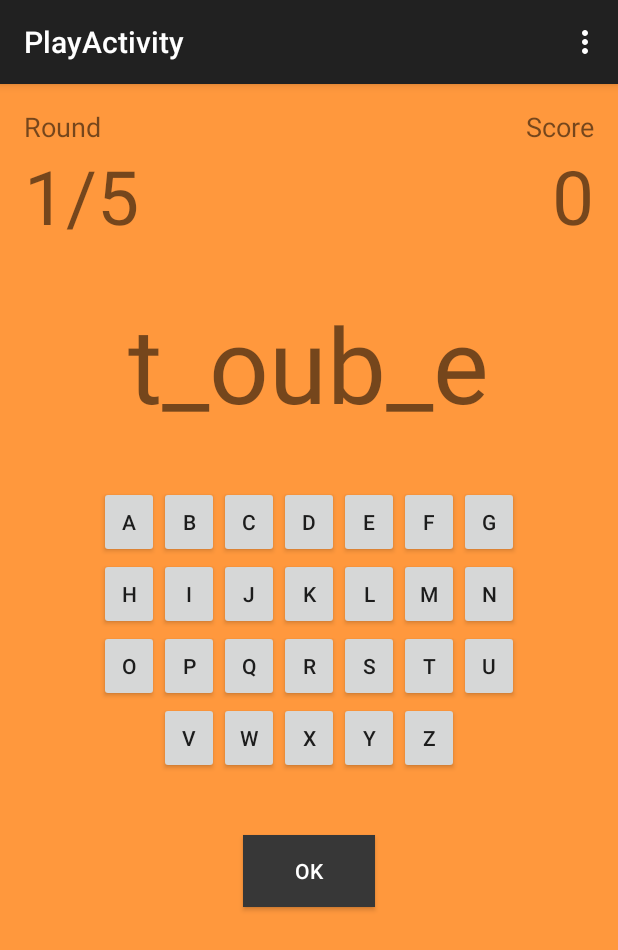
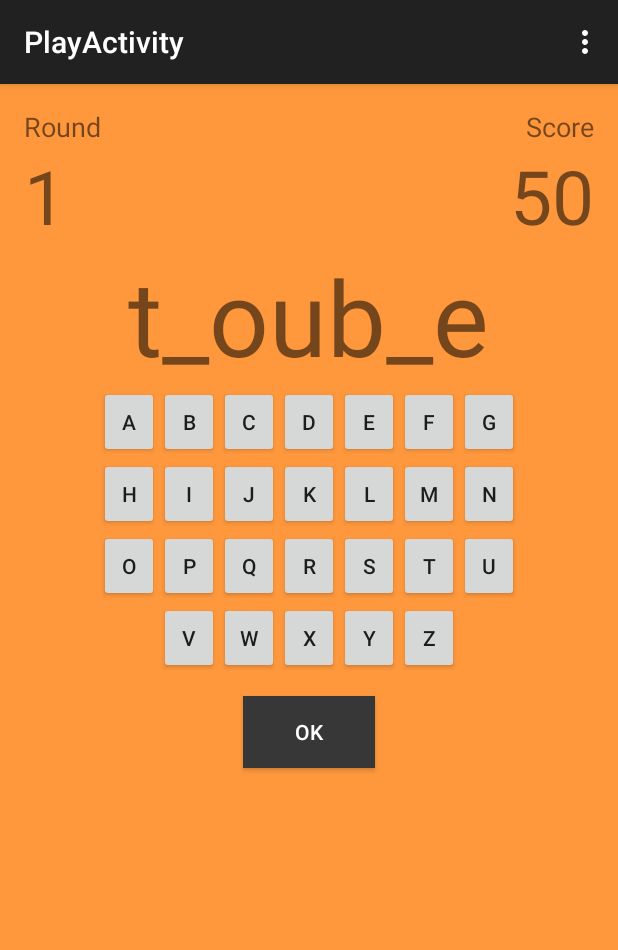
Before and after one commit to mintmymelo/YOU, an Android app: the screen it shows after launch (PlayActivity), after a tap on "PLAY", on a phone screen of 412 x 824 dp. Shown: the top 950 px of the screen. Run offline under Robolectric (Android 15) with nearby library versions, the phone set to English and light mode, and no system bars.

```diff
--- a/app/src/main/java/com/example/penpitcha/you/GameDBHelper.java
+++ b/app/src/main/java/com/example/penpitcha/you/GameDBHelper.java
@@ -29,7 +29,7 @@ public class GameDBHelper extends SQLiteOpenHelper {
         sql = "CREATE TABLE scoreboard ( " +
                 "_id integer primary key autoincrement," +
                 "name text not null," +             // e.g. Bgcomedian
-                "score text not null ," +           // e.g.15
+                "score integer not null ," +           // e.g.15
                 "level text not null);";         // easy,medium,hard
         db.execSQL(sql);
 
--- a/app/src/main/java/com/example/penpitcha/you/MainActivity.java
+++ b/app/src/main/java/com/example/penpitcha/you/MainActivity.java
@@ -1,14 +1,21 @@
 package com.example.penpitcha.you;
 
+import android.content.ContentValues;
 import android.content.Intent;
+import android.database.sqlite.SQLiteDatabase;
 import android.support.v7.app.ActionBarActivity;
 import android.os.Bundle;
 import android.view.Menu;
 import android.view.MenuItem;
 import android.view.View;
+import android.widget.EditText;
+import android.widget.RadioGroup;
 
 
 public class MainActivity extends ActionBarActivity {
+
+    SQLiteDatabase db;
+    GameDBHelper helper = new GameDBHelper(this);
 
     @Override
     protected void onCreate(Bundle savedInstanceState) {
@@ -22,7 +29,33 @@ public class MainActivity extends ActionBarActivity {
 
         switch(id) {
             case R.id.btPlay:
+
+                EditText etName = (EditText) findViewById(R.id.etName);
+                String name = etName.getText().toString();
+
+                RadioGroup rLevel = (RadioGroup)findViewById(R.id.rbtLevel);
+                int level = rLevel.getCheckedRadioButtonId();
+
+                String levelName;
+
+                if(level == 1) {
+                    levelName = "easy";
+                }else if(level == 2){
+                    levelName = "medium";
+                }else{
+                    levelName = "hard";
+                }
+
+                db = helper.getWritableDatabase();
+                ContentValues r = new ContentValues();
+                r.put("name", name);
+                r.put("score", 50);
+                r.put("level", levelName);
+                long new_id = db.insert("scoreboard", null, r);
+
                 i = new Intent(this, PlayActivity.class);
+                //i.putExtra("playerID", new_id);
+                //i.putExtra("playerLevel", levelName);
                 startActivity(i);
                 break;
 
--- a/app/src/main/java/com/example/penpitcha/you/PlayActivity.java
+++ b/app/src/main/java/com/example/penpitcha/you/PlayActivity.java
@@ -28,27 +28,77 @@ public class PlayActivity extends ActionBarActivity {
     GameDBHelper helper;
     SimpleCursorAdapter adapter;
     Cursor cursor;
+    String playID;
+    String playLevel;
+    SQLiteDatabase db;
+    int score = 50;
+    int n = 1;
+
+    String word;
+    String question;
+
+    TextView tvRV;
+    TextView tvQ;
+    TextView tvSV;
+
+    String newQ;
+    int newScore;
+
 
     @Override
     protected void onCreate(Bundle savedInstanceState) {
         super.onCreate(savedInstanceState);
         setContentView(R.layout.activity_play);
 
+        tvRV = (TextView)findViewById(R.id.tvRoundValue);
+        tvRV.setText(Integer.toString(n));
 
         helper = new GameDBHelper(this);
 
-        SQLiteDatabase db = helper.getReadableDatabase();
+        db = helper.getReadableDatabase();
         cursor = db.rawQuery("SELECT word, question FROM vocabulary WHERE level=?;", new String[] {"easy"});
 
-        cursor.moveToFirst();
-        String word = cursor.getString(cursor.getColumnIndex("word"));
-        String question = cursor.getString(cursor.getColumnIndex("question"));
+        cursor.moveToFirst(); //get the first row
 
-        int i = word.indexOf('a');
-        question = question.substring(0,i) + word.charAt(i) + question.substring(i+1);
+        word = cursor.getString(cursor.getColumnIndex("word"));
+        question = cursor.getString(cursor.getColumnIndex("question"));
 
-        TextView tvQ = (TextView)findViewById(R.id.tvQuestion);
+        tvQ = (TextView)findViewById(R.id.tvQuestion);
         tvQ.setText(question);
+        tvSV = (TextView)findViewById(R.id.tvScoreValue);
+        tvSV.setText(Integer.toString(score));
+
+    }
+
+    private void loadActivity(String newQ, int newScore){
+        // Get the intent used to create this activity
+        //Intent i = this.getIntent();
+        // Get a string value named "value1"
+        //playID = it.getStringExtra("playerID");
+        //playLevel = it.getStringExtra("playerLevel");
+
+
+
+        tvQ.setText(newQ);
+
+        tvSV.setText(Integer.toString(newScore));
+    }
+
+    public String searchAndReplace(String word, String question, Character xxx){
+        int indexLetter = word.indexOf(xxx);
+        int indexSpace = question.indexOf('_');
+
+        if(indexLetter == -1){
+            newScore = score--;
+        }else{
+            if(indexLetter != indexSpace){
+                newScore = score--;
+            }else{
+                question = question.substring(0,indexLetter) + word.charAt(indexLetter) + question.substring(indexLetter+1);
+            }
+        }
+
+        return question;
     }
 
 
@@ -57,16 +107,24 @@ public class PlayActivity extends ActionBarActivity {
         Intent i;
 
         switch(id) {
-            case R.id.btOK:
+            case R.id.btA:
 
-                for(int n = 1 ; n<=5 ; n++) {
-
-
-                }
+                newQ = searchAndReplace(word,question,'A');
+                loadActivity(newQ,newScore);
 
                 break;
 
+            case R.id.btR:
+
+                newQ = searchAndReplace(word,question,'R');
+                loadActivity(newQ,newScore);
+
+                break;
         }
+    }
+
+    public void finishPlay(){
+
     }
 
     @Override
--- a/app/src/main/res/layout/activity_main.xml
+++ b/app/src/main/res/layout/activity_main.xml
@@ -36,7 +36,7 @@
     <EditText
         android:layout_width="fill_parent"
         android:layout_height="wrap_content"
-        android:id="@+id/editText"
+        android:id="@+id/etName"
         android:background="#fffeff8e"
         android:textSize="33dp"
         android:layout_below="@+id/textView2"
@@ -49,7 +49,7 @@
         android:layout_height="wrap_content"
         android:layout_marginTop="40dp"
         android:id="@+id/linearLayout"
-        android:layout_below="@+id/editText"
+        android:layout_below="@+id/etName"
         android:layout_alignParentStart="true">
 
         <LinearLayout
@@ -77,13 +77,14 @@
 
             <RadioGroup
                 android:layout_width="fill_parent"
-                android:layout_height="fill_parent">
+                android:layout_height="fill_parent"
+                android:id="@+id/rbtLevel">
 
                 <RadioButton
                     android:layout_width="wrap_content"
                     android:layout_height="wrap_content"
                     android:text="Easy"
-                    android:id="@+id/radioButton"
+                    android:id="@+id/btEasy"
                     android:layout_above="@+id/textView3"
                     android:layout_alignEnd="@+id/textView2"
                     android:textSize="25dp" />
@@ -92,9 +93,9 @@
                     android:layout_width="wrap_content"
                     android:layout_height="wrap_content"
                     android:text="Medium"
-                    android:id="@+id/radioButton2"
-                    android:layout_below="@+id/radioButton"
-                    android:layout_alignStart="@+id/radioButton"
+                    android:id="@+id/btMedium"
+                    android:layout_below="@+id/btEasy"
+                    android:layout_alignStart="@+id/btEasy"
                     android:layout_column="3"
                     android:textSize="25dp" />
 
@@ -102,9 +103,9 @@
                     android:layout_width="wrap_content"
                     android:layout_height="wrap_content"
                     android:text="Hard"
-                    android:id="@+id/radioButton3"
-                    android:layout_below="@+id/radioButton2"
-                    android:layout_alignStart="@+id/radioButton2"
+                    android:id="@+id/btHard"
+                    android:layout_below="@+id/btMedium"
+                    android:layout_alignStart="@+id/btMedium"
                     android:textSize="25dp" />
             </RadioGroup>
         </LinearLayout>
--- a/app/src/main/res/layout/activity_play.xml
+++ b/app/src/main/res/layout/activity_play.xml
@@ -23,14 +23,14 @@
             android:layout_width="wrap_content"
             android:layout_height="wrap_content"
             android:text="Round"
-            android:id="@+id/textView4"
+            android:id="@+id/tvRound"
             android:textSize="18dp" />
 
         <TextView
             android:layout_width="fill_parent"
             android:layout_height="wrap_content"
             android:text="1/5"
-            android:id="@+id/textView6"
+            android:id="@+id/tvRoundValue"
             android:layout_gravity="center_horizontal"
             android:textSize="50dp"
             android:layout_row="0"
@@ -46,7 +46,7 @@
             android:layout_width="wrap_content"
             android:layout_height="wrap_content"
             android:text="Score"
-            android:id="@+id/textView5"
+            android:id="@+id/tvScore"
             android:layout_gravity="right"
             android:layout_row="0"
             android:layout_column="2"
@@ -56,7 +56,7 @@
             android:layout_width="wrap_content"
             android:layout_height="wrap_content"
             android:text="0"
-            android:id="@+id/textView8"
+            android:id="@+id/tvScoreValue"
             android:layout_gravity="right"
             android:textSize="50dp"
             android:layout_row="1"
@@ -75,23 +75,16 @@ android:gravity="center|center_vertical|center_horizontal"
     android:layout_alignParentStart="true"
     android:id="@+id/linearLayout3">
 
-    <TextView
-        android:layout_width="wrap_content"
-        android:layout_height="wrap_content"
-        android:text="Question"
-        android:id="@+id/tvQuestion"
-        android:textSize="70dp" />
 </LinearLayout>
 
     <LinearLayout
         android:orientation="horizontal"
         android:layout_width="fill_parent"
         android:layout_height="195dp"
-        android:layout_marginTop="35dp"
         android:id="@+id/linearLayout4"
-        android:layout_below="@+id/linearLayout3"
-        android:layout_alignParentEnd="true"
-        android:gravity="center">
+        android:gravity="center"
+        android:layout_below="@+id/tvQuestion"
+        android:layout_alignParentStart="true">
 
         <GridLayout
             android:layout_width="wrap_content"
@@ -103,209 +96,235 @@ android:gravity="center|center_vertical|center_horizontal"
                 android:layout_width="40dp"
                 android:layout_height="wrap_content"
                 android:text="A"
-                android:id="@+id/button"
+                android:id="@+id/btA"
                 android:layout_row="0"
-                android:layout_column="1" />
+                android:layout_column="1"
+                android:onClick="ButtonClicked" />
 
             <Button
                 android:layout_width="40dp"
                 android:layout_height="wrap_content"
                 android:text="B"
-                android:id="@+id/button2"
+                android:id="@+id/btB"
                 android:layout_row="0"
-                android:layout_column="2" />
+                android:layout_column="2"
+                android:onClick="ButtonClicked" />
 
             <Button
                 android:layout_width="40dp"
                 android:layout_height="wrap_content"
                 android:text="C"
-                android:id="@+id/button3"
+                android:id="@+id/btC"
                 android:layout_row="0"
-                android:layout_column="3" />
+                android:layout_column="3"
+                android:onClick="ButtonClicked" />
 
             <Button
                 android:layout_width="40dp"
                 android:layout_height="wrap_content"
                 android:text="D"
-                android:id="@+id/button4"
+                android:id="@+id/btD"
                 android:layout_row="0"
-                android:layout_column="4" />
+                android:layout_column="4"
+                android:onClick="ButtonClicked" />
 
             <Button
                 android:layout_width="40dp"
                 android:layout_height="wrap_content"
                 android:text="E"
-                android:id="@+id/button5"
+                android:id="@+id/btE"
                 android:layout_row="0"
-                android:layout_column="5" />
+                android:layout_column="5"
+                android:onClick="ButtonClicked" />
 
             <Button
                 android:layout_width="40dp"
                 android:layout_height="wrap_content"
                 android:text="F"
-                android:id="@+id/button6"
+                android:id="@+id/btF"
                 android:layout_row="0"
-                android:layout_column="6" />
+                android:layout_column="6"
+                android:onClick="ButtonClicked" />
 
             <Button
                 android:layout_width="40dp"
                 android:layout_height="wrap_content"
                 android:text="G"
-                android:id="@+id/button12"
+                android:id="@+id/btG"
                 android:layout_row="0"
-                android:layout_column="7" />
+                android:layout_column="7"
+                android:onClick="ButtonClicked" />
 
             <Button
                 android:layout_width="40dp"
                 android:layout_height="wrap_content"
                 android:text="H"
-                android:id="@+id/button13"
+                android:id="@+id/btH"
                 android:layout_row="1"
-                android:layout_column="1" />
+                android:layout_column="1"
+                android:onClick="ButtonClicked" />
 
             <Button
                 android:layout_width="40dp"
                 android:layout_height="wrap_content"
                 android:text="I"
-                android:id="@+id/button14"
+                android:id="@+id/btI"
                 android:layout_row="1"
-                android:layout_column="2" />
+                android:layout_column="2"
+                android:onClick="ButtonClicked" />
 
             <Button
                 android:layout_width="40dp"
                 android:layout_height="wrap_content"
                 android:text="J"
-                android:id="@+id/button15"
+                android:id="@+id/btJ"
                 android:layout_row="1"
-                android:layout_column="3" />
+                android:layout_column="3"
+                android:onClick="ButtonClicked" />
 
             <Button
                 android:layout_width="40dp"
                 android:layout_height="wrap_content"
                 android:text="K"
-                android:id="@+id/button16"
+                android:id="@+id/btK"
                 android:layout_row="1"
-                android:layout_column="4" />
+                android:layout_column="4"
+                android:onClick="ButtonClicked" />
 
             <Button
                 android:layout_width="40dp"
                 android:layout_height="wrap_content"
                 android:text="L"
-                android:id="@+id/button17"
+                android:id="@+id/btL"
                 android:layout_row="1"
-                android:layout_column="5" />
+                android:layout_column="5"
+                android:onClick="ButtonClicked" />
 
             <Button
                 android:layout_width="40dp"
                 android:layout_height="wrap_content"
                 android:text="M"
-                android:id="@+id/button18"
+                android:id="@+id/btM"
                 android:layout_row="1"
-                android:layout_column="6" />
+                android:layout_column="6"
+                android:onClick="ButtonClicked" />
 
             <Button
                 android:layout_width="40dp"
                 android:layout_height="wrap_content"
                 android:text="N"
-                android:id="@+id/button19"
+                android:id="@+id/btN"
                 android:layout_row="1"
-                android:layout_column="7" />
+                android:layout_column="7"
+                android:onClick="ButtonClicked" />
 
             <Button
                 android:layout_width="40dp"
                 android:layout_height="wrap_content"
                 android:text="O"
-                android:id="@+id/button20"
+                android:id="@+id/btO"
                 android:layout_row="2"
-                android:layout_column="1" />
+                android:layout_column="1"
+                android:onClick="ButtonClicked" />
 
             <Button
                 android:layout_width="40dp"
                 android:layout_height="wrap_content"
                 android:text="P"
-                android:id="@+id/button21"
+                android:id="@+id/btP"
                 android:layout_row="2"
-                android:layout_column="2" />
+                android:layout_column="2"
+                android:onClick="ButtonClicked" />
 
             <Button
                 android:layout_width="40dp"
                 android:layout_height="wrap_content"
                 android:text="Q"
-                android:id="@+id/button22"
+                android:id="@+id/btQ"
                 android:layout_row="2"
-                android:layout_column="3" />
+                android:layout_column="3"
+                android:onClick="ButtonClicked" />
 
             <Button
                 android:layout_width="40dp"
                 android:layout_height="wrap_content"
                 android:text="R"
-                android:id="@+id/button23"
+                android:id="@+id/btR"
                 android:layout_row="2"
-                android:layout_column="4" />
+                android:layout_column="4"
+                android:onClick="ButtonClicked" />
 
             <Button
                 android:layout_width="40dp"
                 android:layout_height="wrap_content"
                 android:text="S"
-                android:id="@+id/button24"
+                android:id="@+id/btS"
                 android:layout_row="2"
-                android:layout_column="5" />
+                android:layout_column="5"
+                android:onClick="ButtonClicked" />
 
             <Button
                 android:layout_width="40dp"
                 android:layout_height="wrap_content"
                 android:text="T"
-                android:id="@+id/button25"
+                android:id="@+id/btT"
                 android:layout_row="2"
-                android:layout_column="6" />
+                android:layout_column="6"
+                android:onClick="ButtonClicked" />
 
             <Button
                 android:layout_width="40dp"
                 android:layout_height="wrap_content"
                 android:text="U"
-                android:id="@+id/button26"
+                android:id="@+id/btU"
                 android:layout_row="2"
-                android:layout_column="7" />
+                android:layout_column="7"
+                android:onClick="ButtonClicked" />
 
             <Button
                 android:layout_width="40dp"
                 android:layout_height="wrap_content"
                 android:text="V"
-                android:id="@+id/button27"
+                android:id="@+id/btV"
                 android:layout_row="3"
-                android:layout_column="2" />
+                android:layout_column="2"
+                android:onClick="ButtonClicked" />
 
             <Button
                 android:layout_width="40dp"
                 android:layout_height="wrap_content"
                 android:text="W"
-                android:id="@+id/button28"
+                android:id="@+id/btW"
                 android:layout_row="3"
-                android:layout_column="3" />
+                android:layout_column="3"
+                android:onClick="ButtonClicked" />
 
             <Button
                 android:layout_width="40dp"
                 android:layout_height="wrap_content"
                 android:text="X"
-                android:id="@+id/button29"
+                android:id="@+id/btX"
                 android:layout_row="3"
-                android:layout_column="4" />
+                android:layout_column="4"
+                android:onClick="ButtonClicked" />
 
             <Button
                 android:layout_width="40dp"
                 android:layout_height="wrap_content"
                 android:text="Y"
-                android:id="@+id/button30"
+                android:id="@+id/btY"
                 android:layout_row="3"
-                android:layout_column="5" />
+                android:layout_column="5"
+                android:onClick="ButtonClicked" />
 
             <Button
                 android:layout_width="40dp"
                 android:layout_height="wrap_content"
                 android:text="Z"
-                android:id="@+id/button31"
+                android:id="@+id/btZ"
                 android:layout_row="3"
-                android:layout_column="6" />
+                android:layout_column="6"
+                android:onClick="ButtonClicked" />
         </GridLayout>
     </LinearLayout>
 
@@ -316,8 +335,18 @@ android:gravity="center|center_vertical|center_horizontal"
         android:id="@+id/btOK"
         android:background="#ff373737"
         android:textColor="#ffffff"
+        android:layout_marginTop="11dp"
         android:layout_below="@+id/linearLayout4"
         android:layout_centerHorizontal="true"
-        android:layout_marginTop="37dp" />
+        android:onClick="ButtonClicked" />
+
+    <TextView
+        android:layout_width="wrap_content"
+        android:layout_height="wrap_content"
+        android:text="Question"
+        android:id="@+id/tvQuestion"
+        android:textSize="70dp"
+        android:layout_below="@+id/linearLayout2"
+        android:layout_centerHorizontal="true" />
 
 </RelativeLayout>
```
